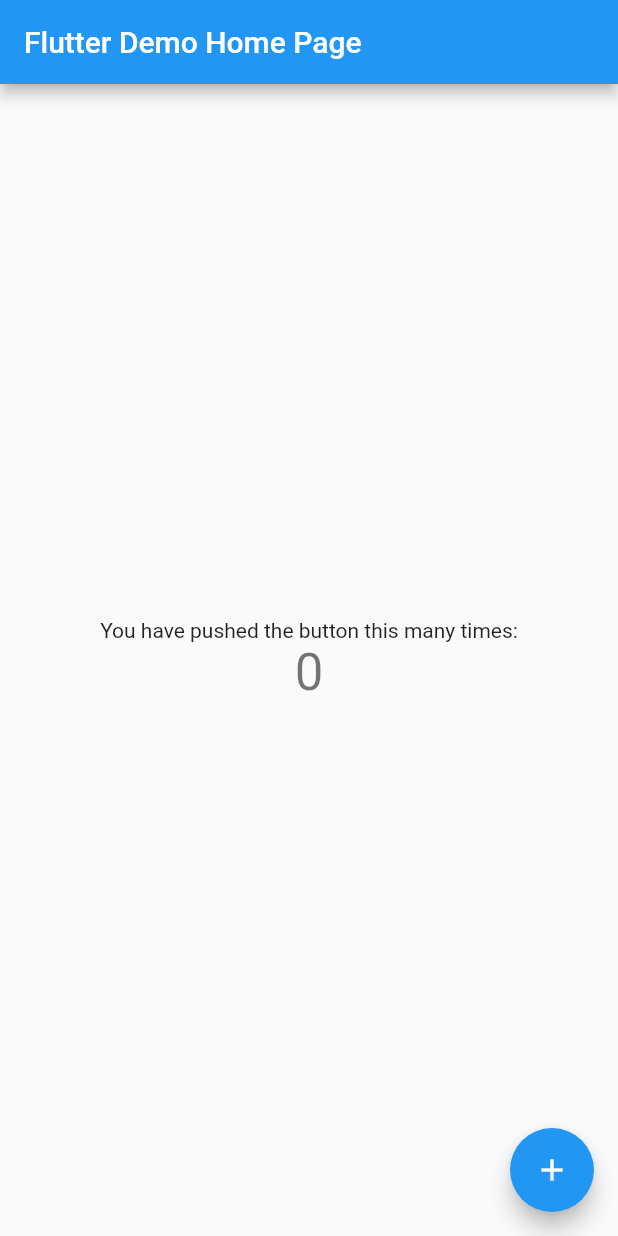
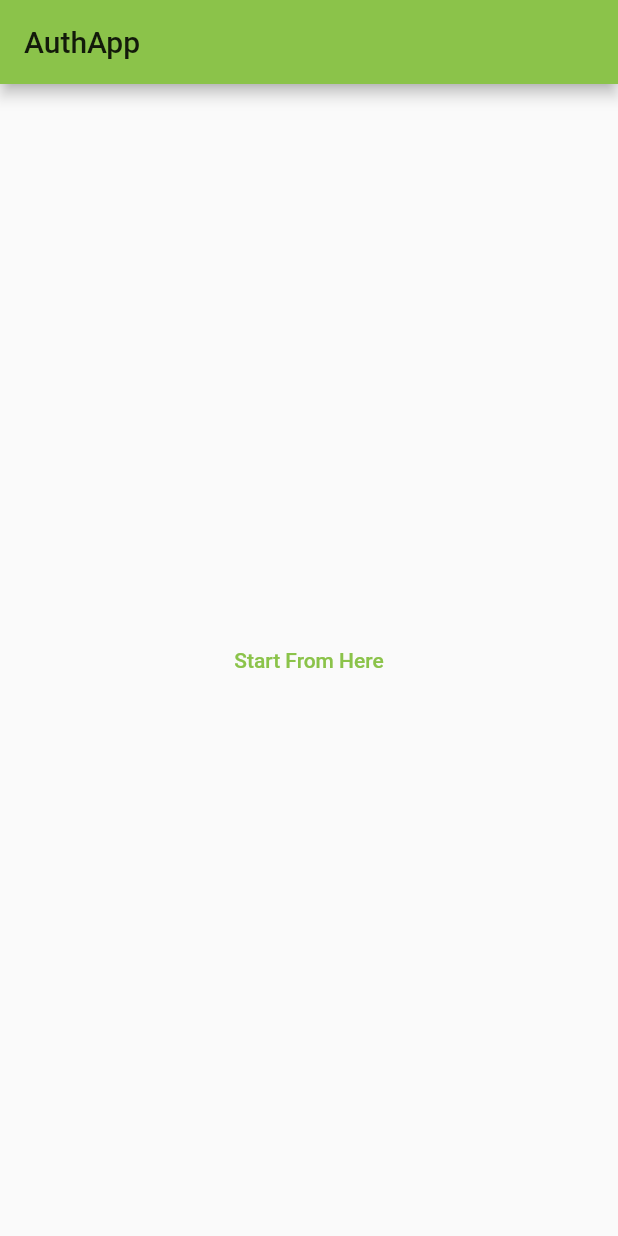
Before and after one commit to medabbassi/supabase_auth_app, a Flutter app: the screen it shows after launch, on a phone screen of 412 x 824 dp. Run offline on Flutter 3.47's test engine with Material 2 defaults, Android fonts, the phone set to English and light mode, and no system bars.

Commit message:
simple use

```diff
--- a/lib/main.dart
+++ b/lib/main.dart
@@ -9,12 +9,12 @@ class MyApp extends StatelessWidget {
   @override
   Widget build(BuildContext context) {
     return MaterialApp(
-      title: 'Flutter Demo',
+      title: 'A supabase auth test app',
       theme: ThemeData(
 
-        primarySwatch: Colors.blue,
+        primarySwatch: Colors.lightGreen,
       ),
-      home: MyHomePage(title: 'Flutter Demo Home Page'),
+      home: MyHomePage(title: 'AuthApp'),
     );
   }
 }
@@ -38,6 +38,7 @@ class _MyHomePageState extends State<MyHomePage> {
 
       _counter++;
     });
+
   }
 
   @override
@@ -46,28 +47,26 @@ class _MyHomePageState extends State<MyHomePage> {
     return Scaffold(
       appBar: AppBar(
 
+
         title: Text(widget.title),
       ),
       body: Center(
 
-        child: Column(
+        child: TextButton(
+          style: ButtonStyle(
 
-          mainAxisAlignment: MainAxisAlignment.center,
-          children: <Widget>[
-            Text(
-              'You have pushed the button this many times:',
-            ),
-            Text(
-              '$_counter',
-              style: Theme.of(context).textTheme.headline4,
-            ),
-          ],
+          ),
+          onPressed: () {
+            print(" button clicked ");
+            _incrementCounter();
+            print(_counter);
+          },
+          child: Text(
+            'Start From Here'
         ),
-      ),
-      floatingActionButton: FloatingActionButton(
-        onPressed: _incrementCounter,
-        tooltip: 'Increment',
-        child: Icon(Icons.add),
+
+        )
+
       ),
     );
   }
```
